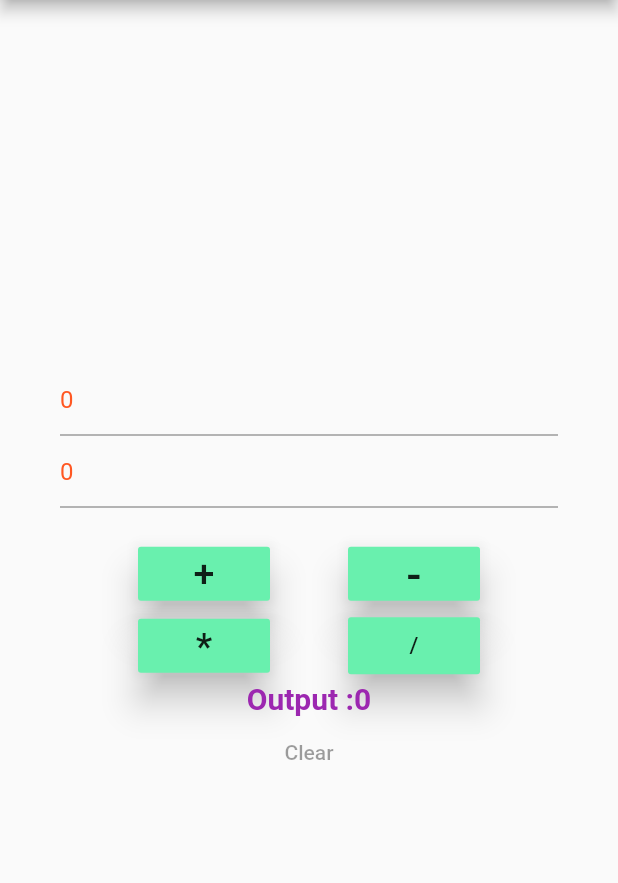
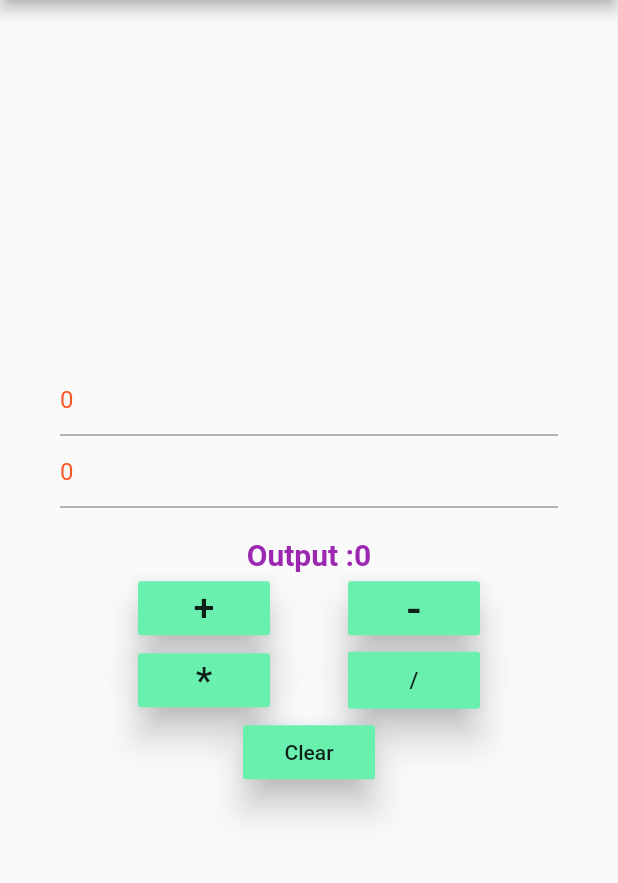
Before and after one commit to vaibhavbisht06/Calculator-Flutter, a Flutter app: the screen it shows after launch, on a phone screen of 412 x 824 dp, the part 84-967 px from its top. Run offline on Flutter 3.47's test engine with Material 2 defaults, Android fonts, the phone set to English and light mode, and no system bars.

Commit message:
Fully functional Calculator

```diff
--- a/calculator/lib/home_page.dart
+++ b/calculator/lib/home_page.dart
@@ -42,6 +42,13 @@ class _HomePageState extends State<HomePage> {
       sum =num1~/num2;
     });
   }
+
+  void doClear(){
+    setState(() {
+      t1.text="0";
+      t2.text="0";
+    });
+  }
   @override
   Widget build(BuildContext context) {
     return new Scaffold(
@@ -68,6 +75,20 @@ class _HomePageState extends State<HomePage> {
               style: TextStyle(color: Colors.deepOrange),
             ),
             new Padding(padding: const EdgeInsets.only(top: 20.0),),
+            new Row(
+              mainAxisAlignment: MainAxisAlignment.center,
+              children: <Widget>[
+
+                new Text(
+                  "Output :$sum",
+                  style: new TextStyle(
+                      fontSize: 20.0,
+                      fontWeight: FontWeight.bold,
+                      color: Colors.purple
+                  ),
+                )
+              ],
+            ),
             new Row(
               mainAxisAlignment: MainAxisAlignment.spaceEvenly,
               children: <Widget>[
@@ -103,26 +124,16 @@ class _HomePageState extends State<HomePage> {
                 ),
               ],
             ),
-            new Row(
-              mainAxisAlignment: MainAxisAlignment.center,
-              children: <Widget>[
 
-                new Text(
-                  "Output :$sum",
-                  style: new TextStyle(
-                      fontSize: 20.0,
-                      fontWeight: FontWeight.bold,
-                      color: Colors.purple
-                  ),
-                )
-              ],
-            ),
             new Row(
               mainAxisAlignment: MainAxisAlignment.center,
               children: <Widget>[
                 new MaterialButton(
                   padding: EdgeInsets.all(10.0),
                   child: new Text("Clear"),
+                  elevation: 10.0,
+                  color: Colors.greenAccent,
+                  onPressed: doClear,
                 )
               ],
             )
```
